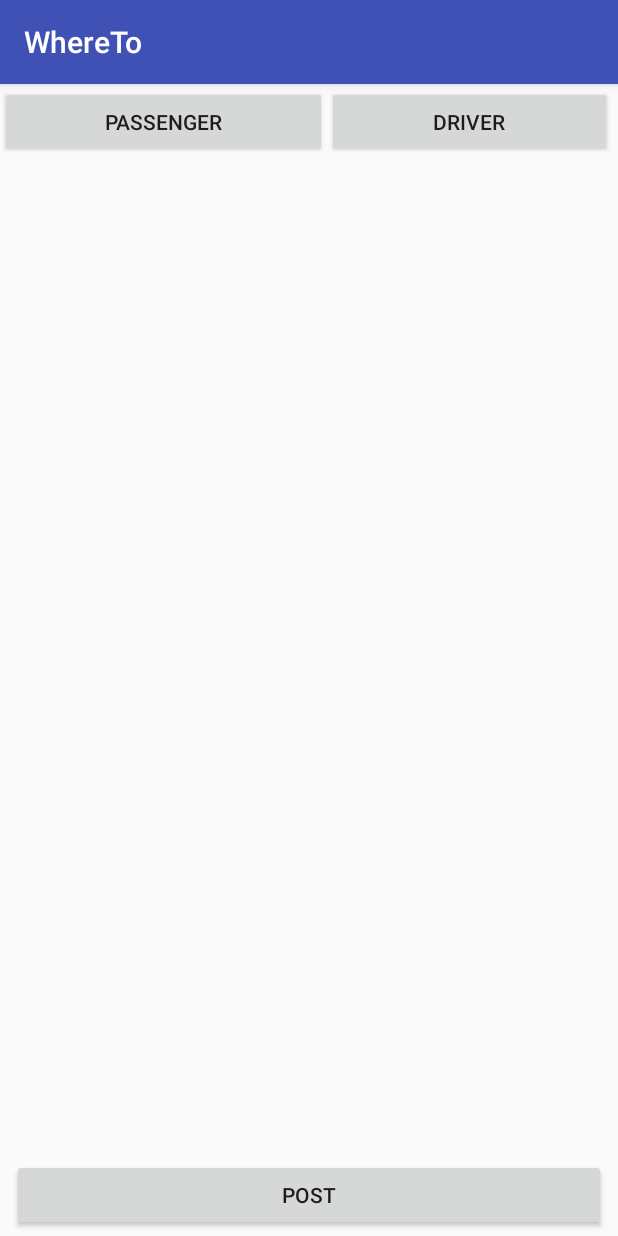
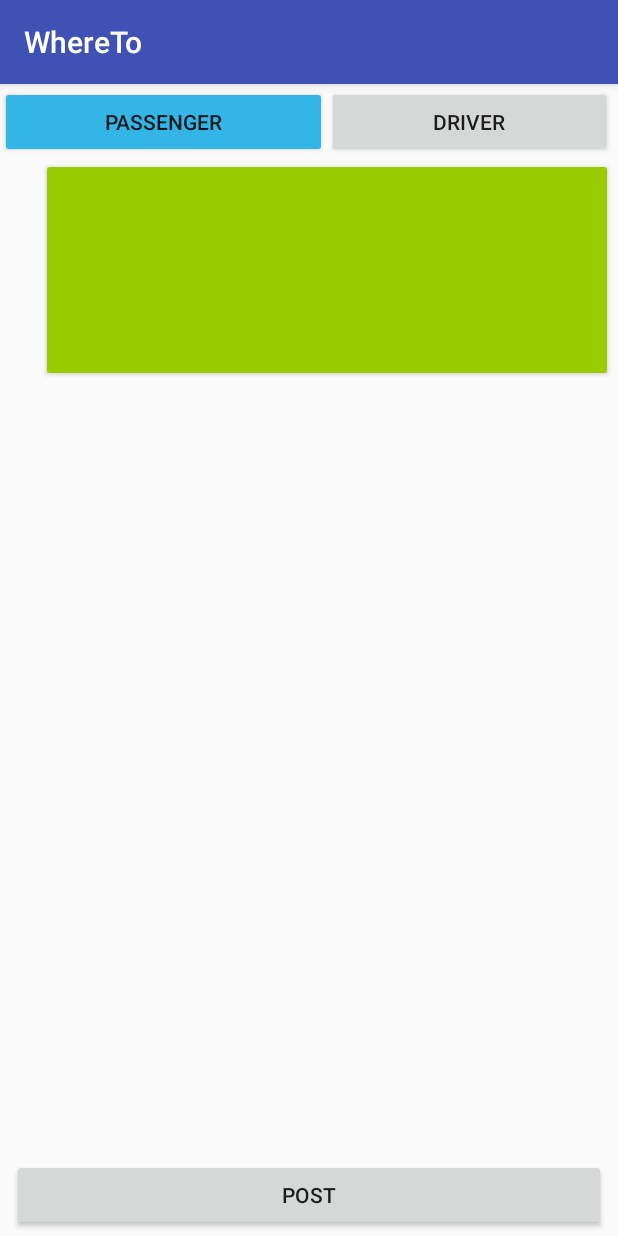
Before and after one commit to faricazjj/WhereTo, an Android app: the MainActivity screen opened directly, with no data from a screen before it, on a phone screen of 412 x 824 dp. Run offline under Robolectric (Android 15) with nearby library versions, the phone set to English and light mode, and no system bars; our stand-ins replace Firebase (no records; nobody signed in at launch, a user with empty details on screens opened directly).

Commit message:
adding visibility to buttons

```diff
--- a/app/build.gradle
+++ b/app/build.gradle
@@ -30,6 +30,7 @@ dependencies {
     compile 'com.google.firebase:firebase-database:10.0.1'
     compile 'com.android.support:design:25.3.1'
     testCompile 'junit:junit:4.12'
+    compile 'com.android.support:gridlayout-v7:25.3.1'
 }
 
 
@@ -38,4 +39,5 @@ dependencies {
 
 
 
+
 apply plugin: 'com.google.gms.google-services'
--- a/app/src/main/AndroidManifest.xml
+++ b/app/src/main/AndroidManifest.xml
@@ -26,7 +26,8 @@
             android:name=".LoginActivity"
             android:label="@string/title_activity_login" />
         <activity android:name=".MainActivity" />
-        <activity android:name=".PostActivity"></activity>
+        <activity android:name=".PostActivity" />
+        <activity android:name=".Confirmation"></activity>
     </application>
 
 </manifest>
--- a/app/src/main/java/com/example/faricazjj/whereto/MainActivity.java
+++ b/app/src/main/java/com/example/faricazjj/whereto/MainActivity.java
@@ -3,21 +3,65 @@ package com.example.faricazjj.whereto;
 import android.content.Intent;
 import android.support.v7.app.AppCompatActivity;
 import android.os.Bundle;
+import android.util.Log;
 import android.view.View;
 import android.widget.Button;
 import android.widget.ScrollView;
 import android.widget.SimpleAdapter;
 
+import com.google.firebase.database.DataSnapshot;
+import com.google.firebase.database.DatabaseError;
+import com.google.firebase.database.DatabaseReference;
+import com.google.firebase.database.FirebaseDatabase;
+import com.google.firebase.database.ValueEventListener;
+
 public class MainActivity extends AppCompatActivity {
     private Button passengerbtn;
     private Button driverbtn;
     private Button postbtn;
+    private Button post1;
     private ScrollView scrollView;
+
+    String postID;
+    String postFieldKey;
+    String postFieldValue;
 
     @Override
     protected void onCreate(Bundle savedInstanceState) {
         super.onCreate(savedInstanceState);
         setContentView(R.layout.activity_main);
+
+        // Write a message to the database
+        FirebaseDatabase database = FirebaseDatabase.getInstance();
+        DatabaseReference postRef = database.getReference("Posts");
+
+        // Read from the database
+        postRef.addValueEventListener(new ValueEventListener() {
+            @Override
+            public void onDataChange(DataSnapshot dataSnapshot) {
+                // This method is called once with the initial value and again
+                // whenever data at this location is updated.
+
+                for (DataSnapshot postSnapshot: dataSnapshot.getChildren()) {
+
+                    postID = postSnapshot.getKey();
+
+                    for (DataSnapshot postData: postSnapshot.getChildren()) {
+                        postFieldKey = postData.getKey();
+                        postFieldValue = postData.getValue(String.class);
+
+
+                    }
+
+                }
+            }
+
+            @Override
+            public void onCancelled(DatabaseError error) {
+                // Failed to read value
+                Log.w("WHERETO", "Failed to read value.", error.toException());
+            }
+        });
 
         //scrollView = (ScrollView)findViewById(R.id.scrollView);
        // scrollView.setOnClickListener();
@@ -29,6 +73,17 @@ public class MainActivity extends AppCompatActivity {
                 startActivity(j);
             }
         });
+
+        post1 = (Button) findViewById(R.id.post1);
+        post1.setVisibility(View.GONE);
+        post1.setOnClickListener(new View.OnClickListener() {
+            public void onClick(View v) {
+                post1.setVisibility(View.VISIBLE);
+                Intent k = new Intent(MainActivity.this, Confirmation.class);
+                startActivity(k);
+            }
+        });
+
     }
     /*private void refreshData(){
         scrollView.setAdapter(new SimpleAdapter(this,get));
--- a/app/src/main/res/layout/activity_main.xml
+++ b/app/src/main/res/layout/activity_main.xml
@@ -12,13 +12,14 @@
         android:id="@+id/button5"
         android:layout_width="0dp"
         android:layout_height="wrap_content"
+        android:backgroundTint="@android:color/holo_blue_light"
         android:text="passenger"
+        app:layout_constraintBaseline_toBaselineOf="@+id/button6"
+        app:layout_constraintLeft_toLeftOf="parent"
         app:layout_constraintRight_toLeftOf="@+id/button6"
-        tools:layout_constraintRight_creator="1"
-        app:layout_constraintBaseline_toBaselineOf="@+id/button6"
         tools:layout_constraintBaseline_creator="1"
         tools:layout_constraintLeft_creator="1"
-        app:layout_constraintLeft_toLeftOf="parent" />
+        tools:layout_constraintRight_creator="1" />
 
     <Button
         android:id="@+id/button6"
@@ -47,27 +48,31 @@
         android:layout_marginBottom="3dp"
         app:layout_constraintLeft_toLeftOf="parent" />
 
-
-    <ScrollView
-        android:id="@+id/scrollView"
-        android:layout_width="0dp"
-        android:layout_height="0dp"
+    <Button
+        android:id="@+id/post1_back"
+        android:layout_width="381dp"
+        android:layout_height="149dp"
+        android:backgroundTint="@android:color/holo_green_light"
         tools:layout_constraintTop_creator="1"
         tools:layout_constraintRight_creator="1"
+        app:layout_constraintRight_toRightOf="@+id/button5"
+        app:layout_constraintTop_toBottomOf="@+id/button5"
+        tools:layout_constraintLeft_creator="1"
+        app:layout_constraintLeft_toRightOf="@+id/button5" />
+
+    <Button
+        android:id="@+id/post1"
+        android:layout_width="wrap_content"
+        android:layout_height="wrap_content"
+        android:elevation="0dp"
+        android:text="Reserve!"
+        tools:layout_constraintRight_creator="1"
         tools:layout_constraintBottom_creator="1"
-        android:layout_marginStart="5dp"
-        app:layout_constraintBottom_toBottomOf="parent"
-        android:layout_marginEnd="5dp"
+        app:layout_constraintBottom_toBottomOf="@+id/post1_back"
+        android:layout_marginEnd="11dp"
         app:layout_constraintRight_toRightOf="parent"
-        android:layout_marginTop="54dp"
-        tools:layout_constraintLeft_creator="1"
-        android:layout_marginBottom="54dp"
-        app:layout_constraintLeft_toLeftOf="parent"
-        app:layout_constraintTop_toTopOf="parent">
+        android:layout_marginBottom="13dp"
+        />
 
-        <LinearLayout
-            android:layout_width="match_parent"
-            android:layout_height="wrap_content"
-            android:orientation="vertical" />
-    </ScrollView>
+
 </android.support.constraint.ConstraintLayout>
```
Also changed, not shown: app/src/main/java/com/example/faricazjj/whereto/Confirmation.java (added, +60 -0 lines), app/src/main/res/layout/activity_confirmation.xml (added, +55 -0 lines), app/src/main/res/values/strings.xml (+4 -4 lines), 5 other files.
